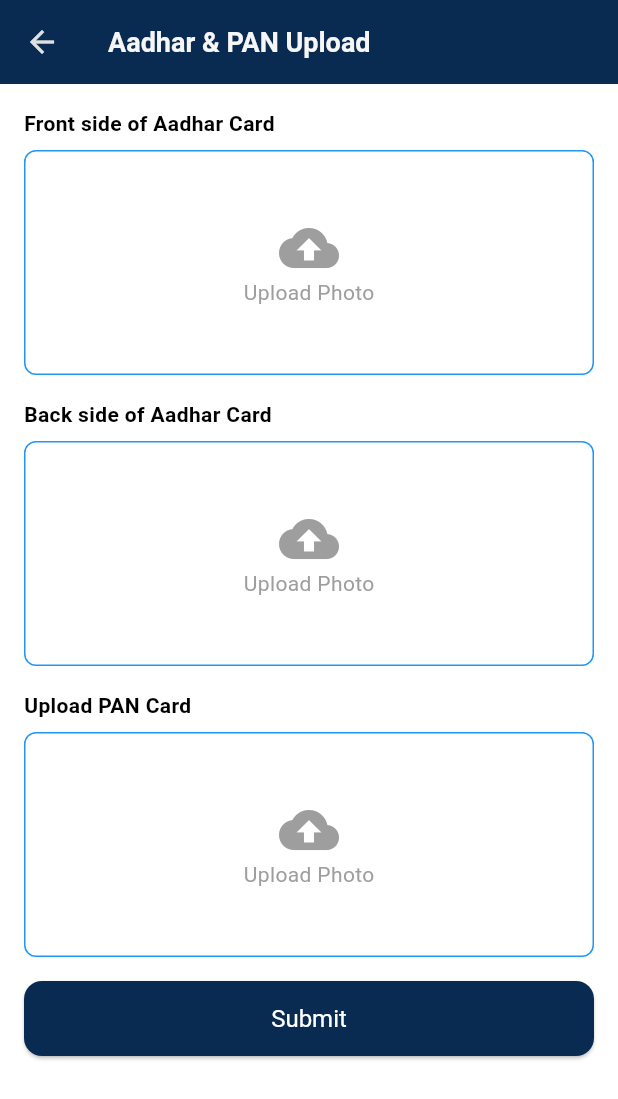
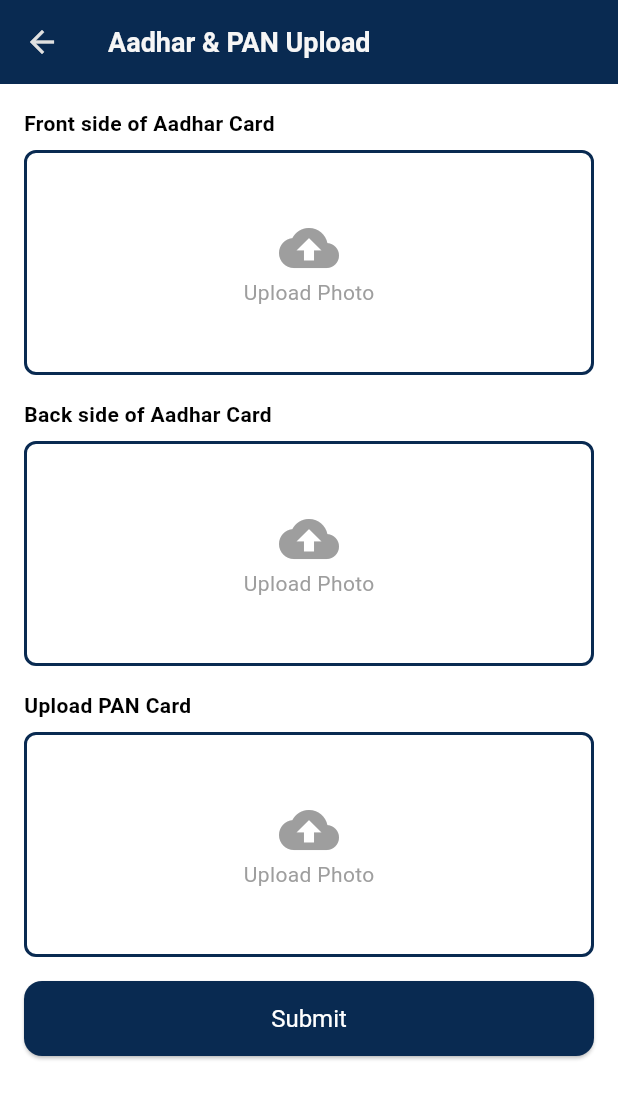
Before and after one commit to princeGithub999/Tripto-Driver, a Flutter app: the AdharPanPage screen opened directly, on a phone screen of 412 x 824 dp. Shown: the top 1099 px of the screen. Run offline on Flutter 3.47's test engine with Material 3 defaults, Android fonts, the phone set to English and light mode, and no system bars; our stand-ins replace cloud_firestore, firebase_auth, firebase_core, firebase_storage, fluttertoast, geolocator and 9 more; accounts and stored records are empty.

Commit message:
implement some code

```diff
--- a/lib/view/screen/profile_details_screen/aadhaar_pan_details.dart
+++ b/lib/view/screen/profile_details_screen/aadhaar_pan_details.dart
@@ -1,5 +1,6 @@
 import 'package:flutter/material.dart';
 import 'package:provider/provider.dart';
+import 'package:tripto_driver/utils/constants/colors.dart';
 import 'package:tripto_driver/view_model/provider/from_provider/licence_provider.dart';
 import 'dart:io';
 
@@ -50,7 +51,7 @@ class AdharPanPage extends StatelessWidget {
             width: double.infinity,
             height: 150,
             decoration: BoxDecoration(
-              border: Border.all(color: Colors.blue, width: 1),
+              border: Border.all(color: AppColors.blue900, width: 2),
               borderRadius: BorderRadius.circular(8),
             ),
             child: imageFile == null
@@ -76,6 +77,7 @@ class AdharPanPage extends StatelessWidget {
   Widget _buildSubmitButton(FromProvider provider) {
     return ElevatedButton(
         onPressed: () {
+
           // if (provider.aadharFrontImageUrl != null &&
           //     provider.aadharBackImageUrl != null &&
           //     provider.panImageUrl != null) {
--- a/lib/view/screen/profile_details_screen/vehicle_rc.dart
+++ b/lib/view/screen/profile_details_screen/vehicle_rc.dart
@@ -13,7 +13,7 @@ class VehicleRc extends StatelessWidget {
 
     return Scaffold(
       appBar: AppBar(
-        title:  const Text('Vehicle RC'),
+        title: const Text('Vehicle RC'),
         leading: IconButton(
           icon: const Icon(Icons.arrow_back),
           onPressed: () => Navigator.pop(context),
@@ -23,7 +23,7 @@ class VehicleRc extends StatelessWidget {
         ],
       ),
       body: SingleChildScrollView(
-        padding:  EdgeInsets.all(16.0),
+        padding: const EdgeInsets.all(16.0),
         child: Column(
           crossAxisAlignment: CrossAxisAlignment.start,
           children: [
```
Also changed, not shown: lib/view_model/provider/from_provider/licence_provider.dart (indentation only).
